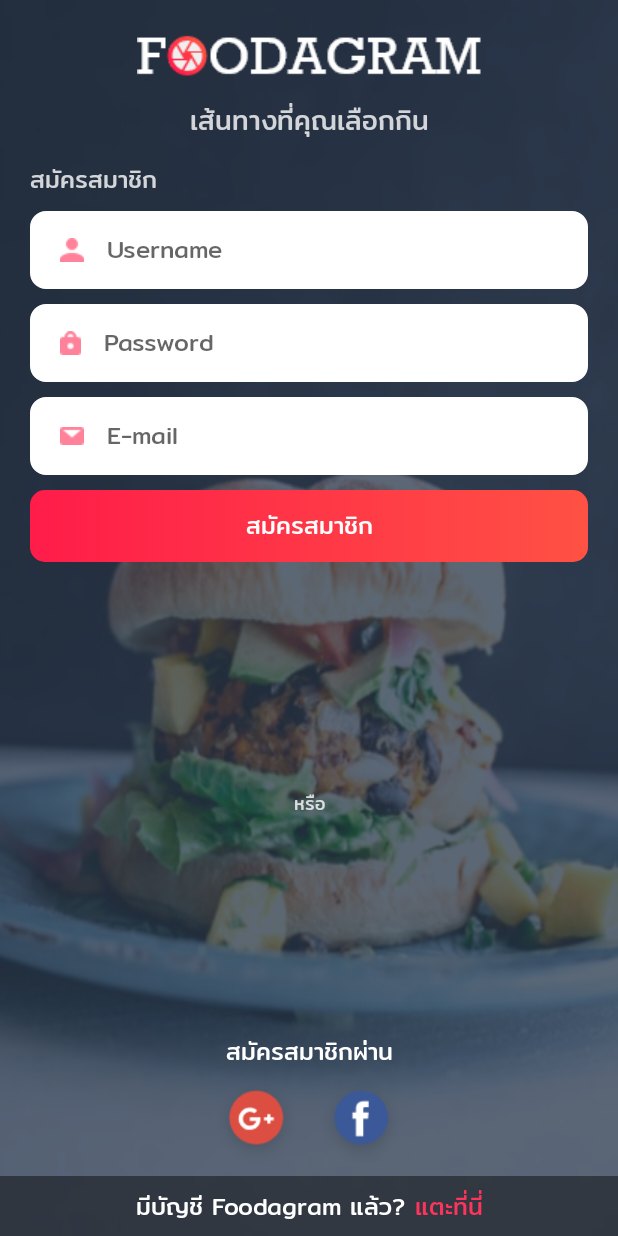
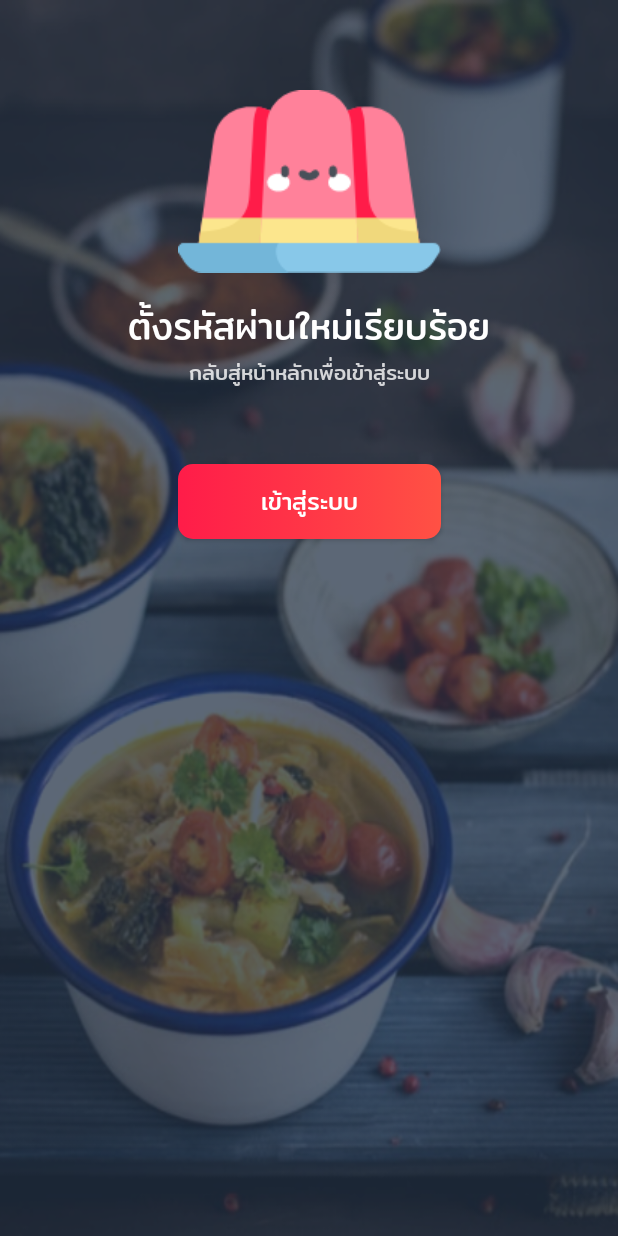
Before and after one commit to Skydddoogg/Foodagram, an Android app: the screen it shows after launch (MainActivity), on a phone screen of 412 x 824 dp. Run offline under Robolectric (Android 15) with nearby library versions, the phone set to English and light mode, and no system bars.

Commit message:
[ADD] Fragment(ForgetPassword, ResetPassword, ResetPasswordSuccess)

```diff
--- a/Foodagram/app/src/main/java/com/example/foodagramapp/foodagram/MainActivity.java
+++ b/Foodagram/app/src/main/java/com/example/foodagramapp/foodagram/MainActivity.java
@@ -8,6 +8,6 @@ public class MainActivity extends AppCompatActivity {
     @Override
     protected void onCreate(Bundle savedInstanceState) {
         super.onCreate(savedInstanceState);
-        setContentView(R.layout.fragment_register);
+        setContentView(R.layout.fragment_reset_success);
     }
 }
--- a/Foodagram/app/src/main/res/drawable/login_background.xml
+++ /dev/null
@@ -1,4 +0,0 @@
-<?xml version="1.0" encoding="UTF-8"?>
-<layer-list xmlns:android="http://schemas.android.com/apk/res/android" >
-    <item android:drawable="@drawable/login_background_pic" />
-</layer-list>
--- a/Foodagram/app/src/main/res/layout/fragment_register.xml
+++ b/Foodagram/app/src/main/res/layout/fragment_register.xml
@@ -59,7 +59,6 @@
         android:layout_height="wrap_content"
         android:layout_marginEnd="20dp"
         android:layout_marginStart="20dp"
-        android:layout_marginTop="8dp"
         android:orientation="vertical"
 
         app:layout_constraintEnd_toEndOf="parent"
@@ -81,8 +80,7 @@
             android:inputType="textPersonName"
             android:textSize="16dp"
             app:layout_constraintBottom_toTopOf="@+id/register_password"
-            app:layout_constraintTop_toTopOf="parent"
-            tools:layout_editor_absoluteX="29dp" />
+            app:layout_constraintTop_toTopOf="parent" />
 
         <EditText
             android:id="@+id/register_password"
@@ -98,8 +96,7 @@
             android:inputType="textPersonName"
 
             android:textSize="16dp"
-            app:layout_constraintTop_toBottomOf="@+id/register_username"
-            tools:layout_editor_absoluteX="0dp" />
+            app:layout_constraintTop_toBottomOf="@+id/register_username" />
 
         <EditText
             android:id="@+id/register_email"
@@ -107,15 +104,14 @@
             android:layout_height="52dp"
             android:layout_marginTop="10dp"
             android:background="@drawable/login_text_input"
+            android:drawablePadding="15dp"
+            android:drawableStart="@drawable/login_ic_email"
             android:ems="10"
             android:fontFamily="@font/mitr_regular"
-            android:drawablePadding="15dp"
-            android:drawableStart="@drawable/login_ic_email"
             android:hint="E-mail"
             android:inputType="textPersonName"
             android:textSize="16dp"
-            app:layout_constraintTop_toBottomOf="@+id/register_password"
-            tools:layout_editor_absoluteX="0dp" />
+            app:layout_constraintTop_toBottomOf="@+id/register_password" />
 
         <Button
             android:id="@+id/register_register_button"
@@ -127,8 +123,7 @@
             android:text="สมัครสมาชิก"
             android:textColor="#ffffff"
             android:textSize="16dp"
-            app:layout_constraintTop_toBottomOf="@+id/register_email"
-            tools:layout_editor_absoluteX="0dp" />
+            app:layout_constraintTop_toBottomOf="@+id/register_email" />
     </android.support.constraint.ConstraintLayout>
 
     <TextView
--- /dev/null
+++ b/Foodagram/app/src/main/res/layout/fragment_reset_success.xml
@@ -0,0 +1,69 @@
+<?xml version="1.0" encoding="utf-8"?>
+<android.support.constraint.ConstraintLayout
+    xmlns:android="http://schemas.android.com/apk/res/android"
+    xmlns:app="http://schemas.android.com/apk/res-auto"
+    xmlns:tools="http://schemas.android.com/tools"
+    android:layout_width="match_parent"
+    android:layout_height="match_parent"
+    android:background="@drawable/reset_success_background"
+    >
+
+    <android.support.constraint.ConstraintLayout
+        android:id="@+id/constraintLayout7"
+        android:layout_width="match_parent"
+        android:layout_height="wrap_content"
+        android:layout_marginTop="60dp"
+        app:layout_constraintTop_toTopOf="parent"
+        tools:layout_editor_absoluteX="0dp">
+
+
+        <ImageView
+            android:id="@+id/reset_success_logo"
+            android:layout_width="wrap_content"
+            android:layout_height="wrap_content"
+            app:layout_constraintEnd_toEndOf="parent"
+            app:layout_constraintStart_toStartOf="parent"
+            app:layout_constraintTop_toTopOf="parent"
+            app:srcCompat="@drawable/reset_success_logo" />
+
+        <TextView
+            android:id="@+id/reset_success_text_1"
+            android:layout_width="wrap_content"
+            android:layout_height="wrap_content"
+            android:layout_marginTop="16dp"
+            android:fontFamily="@font/mitr_regular"
+            android:text="ตั้งรหัสผ่านใหม่เรียบร้อย"
+            android:textColor="#fff"
+            android:textSize="24dp"
+            app:layout_constraintEnd_toEndOf="parent"
+            app:layout_constraintStart_toStartOf="parent"
+            app:layout_constraintTop_toBottomOf="@+id/reset_success_logo" />
+
+        <TextView
+            android:id="@+id/reset_success_text_2"
+            android:layout_width="wrap_content"
+            android:layout_height="wrap_content"
+            android:fontFamily="@font/mitr_regular"
+            android:text="กลับสู่หน้าหลักเพื่อเข้าสู่ระบบ"
+            android:textColor="#ccffffff"
+            android:textSize="14dp"
+            app:layout_constraintEnd_toEndOf="parent"
+            app:layout_constraintStart_toStartOf="parent"
+            app:layout_constraintTop_toBottomOf="@+id/reset_success_text_1" />
+    </android.support.constraint.ConstraintLayout>
+
+    <Button
+        android:id="@+id/reset_success_button"
+        android:layout_width="175dp"
+        android:layout_height="50dp"
+        android:layout_marginTop="50dp"
+        android:background="@drawable/login_button_long"
+        android:fontFamily="@font/mitr_regular"
+        android:text="เข้าสู่ระบบ"
+        android:textColor="#fff"
+        android:textSize="16dp"
+        app:layout_constraintEnd_toEndOf="parent"
+        app:layout_constraintStart_toStartOf="parent"
+        app:layout_constraintTop_toBottomOf="@+id/constraintLayout7" />
+
+</android.support.constraint.ConstraintLayout>
```
Also changed, not shown: Foodagram/app/src/main/res/layout/fragment_forget_password.xml (added, +96 -0 lines), Foodagram/app/src/main/res/layout/fragment_login.xml (+106 -128 lines), Foodagram/app/src/main/res/layout/fragment_reset_password.xml (added, +103 -0 lines), Foodagram/app/src/main/res/drawable/forget_password_background.png (added), Foodagram/app/src/main/res/drawable/forget_password_logo.png (added), Foodagram/app/src/main/res/drawable/login_background.png (added), Foodagram/app/src/main/res/drawable/login_background_pic.png (deleted), Foodagram/app/src/main/res/drawable/reset_password_background.png (added), Foodagram/app/src/main/res/drawable/reset_password_logo.png (added), Foodagram/app/src/main/res/drawable/reset_success_background.png (added), Foodagram/app/src/main/res/drawable/reset_success_logo.png (added).
